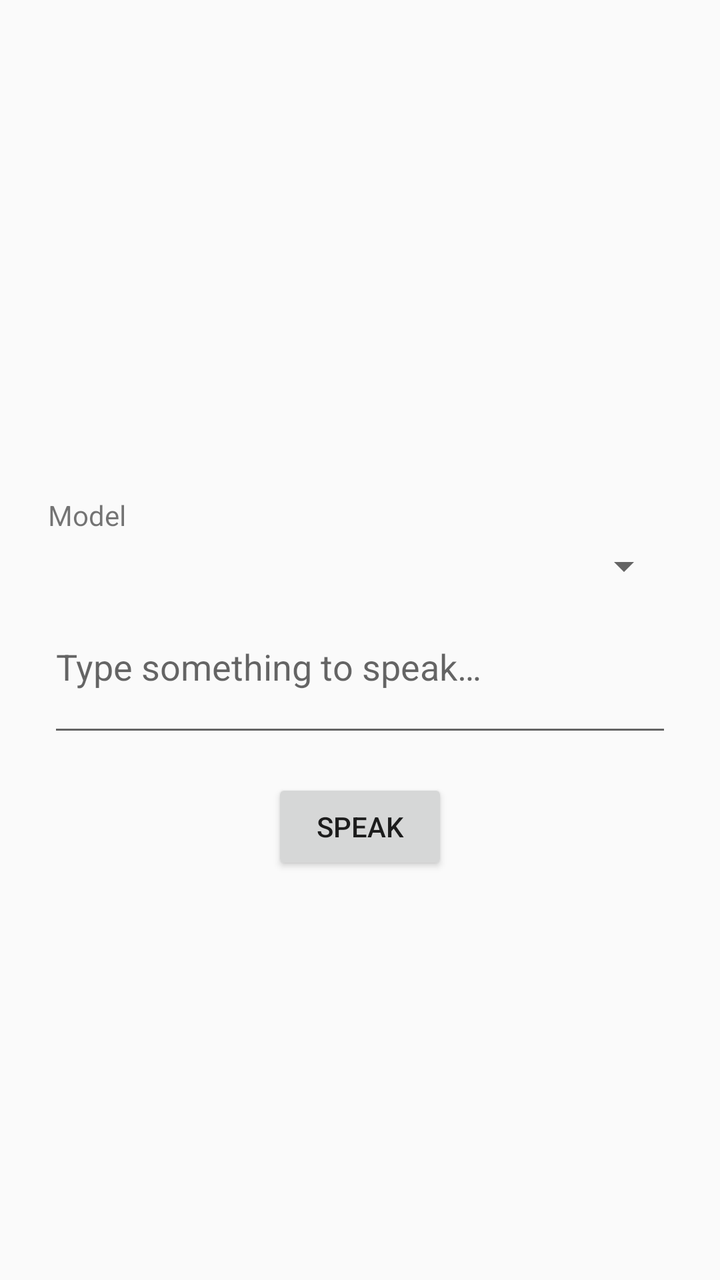
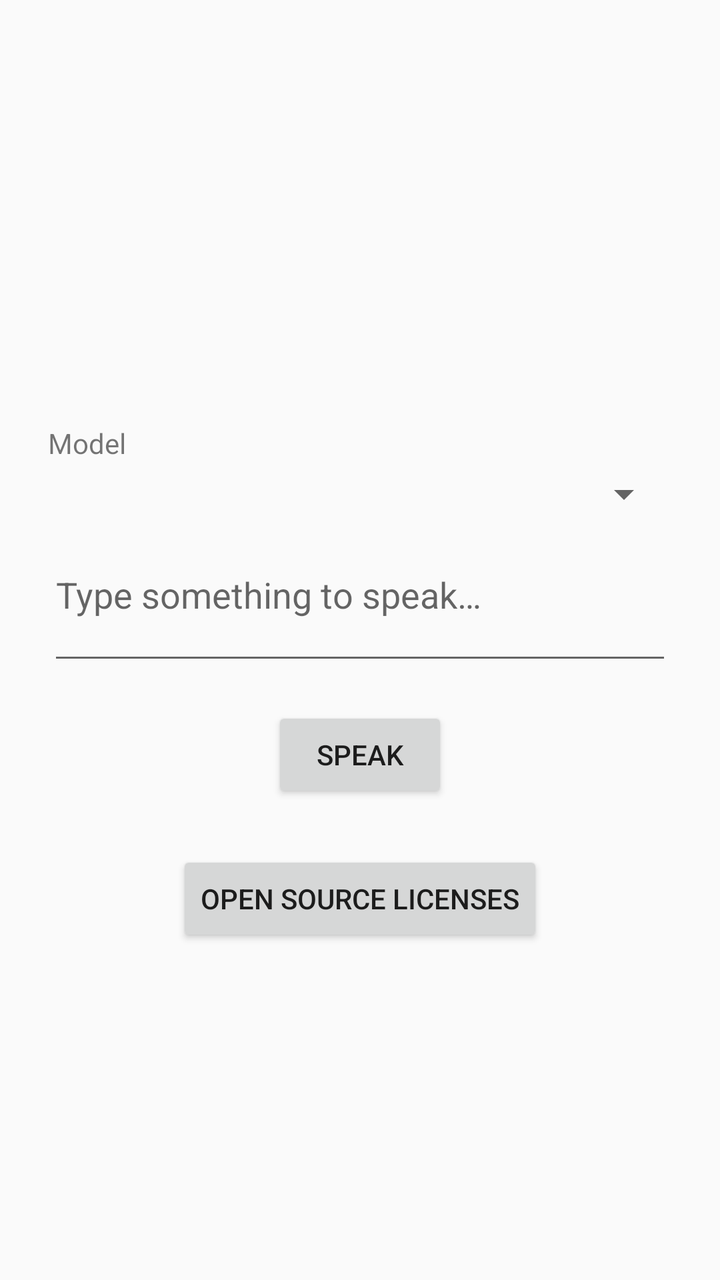

Screens rendered from an Android XML layout before and after an edit, with the pre-edit source and the edit as a unified diff.
<!-- AndroidManifest.xml: application theme Theme.AppCompat.DayNight -->
<!-- res/layout/activity_main.xml -->
<?xml version="1.0" encoding="utf-8"?>
<LinearLayout xmlns:android="http://schemas.android.com/apk/res/android"
    android:layout_width="match_parent"
    android:layout_height="match_parent"
    android:orientation="vertical"
    android:gravity="center"
    android:padding="24dp">

    <TextView
        android:id="@+id/status"
        android:layout_width="wrap_content"
        android:layout_height="wrap_content"
        android:layout_marginBottom="24dp"
        android:textSize="16sp" />

    <TextView
        android:layout_width="match_parent"
        android:layout_height="wrap_content"
        android:layout_marginBottom="4dp"
        android:text="@string/model_label"
        android:textSize="14sp" />

    <Spinner
        android:id="@+id/model"
        android:layout_width="match_parent"
        android:layout_height="wrap_content"
        android:layout_marginBottom="16dp" />

    <EditText
        android:id="@+id/input"
        android:layout_width="match_parent"
        android:layout_height="wrap_content"
        android:layout_marginBottom="16dp"
        android:gravity="top|start"
        android:hint="@string/input_hint"
        android:importantForAutofill="no"
        android:inputType="textMultiLine|textCapSentences"
        android:minLines="2" />

    <Button
        android:id="@+id/speak"
        android:layout_width="wrap_content"
        android:layout_height="wrap_content"
        android:text="@string/speak" />

</LinearLayout>
<!-- resources referenced by this layout -->
<resources>
  <string name="input_hint">Type something to speak…</string>
  <string name="model_label">Model</string>
  <string name="speak">Speak</string>
</resources>

<!-- the commit's change to res/layout/activity_main.xml (unified diff, before → after) -->
@@ -43,4 +43,11 @@
         android:layout_height="wrap_content"
         android:text="@string/speak" />
 
+    <Button
+        android:id="@+id/licenses"
+        android:layout_width="wrap_content"
+        android:layout_height="wrap_content"
+        android:layout_marginTop="24dp"
+        android:text="@string/open_source_licenses" />
+
 </LinearLayout>
<!-- resource entries referenced after the edit -->
@@ -2,6 +2,7 @@
 <resources>
   <string name="input_hint">Type something to speak…</string>
   <string name="model_label">Model</string>
+  <string name="open_source_licenses">Open source licenses</string>
   <string name="speak">Speak</string>
 </resources>
 
